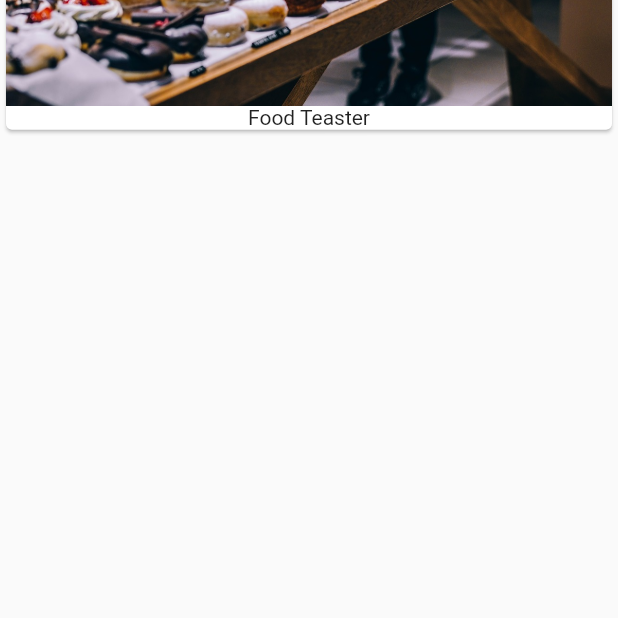
After one commit to power19942/flutter-max-course, a Flutter app: the screen it shows after launch, on a phone screen of 412 x 824 dp, the part 490-1108 px from its top. The commit adds this screen. Run offline on Flutter 3.47's test engine with Material 2 defaults, Android fonts, the phone set to English and light mode, and no system bars.

Commit message:
add product manager class

```diff
--- a/lib/main.dart
+++ b/lib/main.dart
@@ -1,16 +1,11 @@
 import 'package:flutter/material.dart';
+import 'package:max_app/product_manager.dart';
 
 void main() {
   runApp(Home());
 }
 
-class Home extends StatefulWidget {
-  @override
-  State<StatefulWidget> createState() => _MyAppState();
-}
-
-class _MyAppState extends State<Home> {
-  List<String> _products = ['Food Tester'];
+class Home extends StatelessWidget {
   @override
   Widget build(BuildContext context) {
     return MaterialApp(
@@ -20,30 +15,7 @@ class _MyAppState extends State<Home> {
             title: Text("EasyList"),
             centerTitle: true,
           ),
-          body: Column(
-            children: <Widget>[
-              Container(
-                margin: EdgeInsets.all(10),
-                child: RaisedButton(
-                  child: Text("Add Product"),
-                  onPressed: () {
-                    setState(() {
-                    _products.add("new Product");
-                    });
-                  },
-                ),
-              ),
-              Column(children: _products.map((p)=> Card(
-                child: Column(
-                  children: <Widget>[
-                    Image.asset("assets/food.jpg"),
-                    Text(p),
-                  ],
-                ),
-              )).toList())
-              ,
-            ],
-          )),
+          body: ProductManager("Food Teaster")),
     );
   }
 }
--- /dev/null
+++ b/lib/product_manager.dart
@@ -0,0 +1,41 @@
+import 'package:flutter/material.dart';
+import 'package:max_app/products.dart';
+
+class ProductManager extends StatefulWidget {
+  final String startingProduct;
+  ProductManager(this.startingProduct);
+
+  @override
+  State<StatefulWidget> createState() => _ProductManagerState();
+}
+
+class _ProductManagerState extends State<ProductManager> {
+  final List<String> _products = [];
+
+  @override
+  void initState() {
+    // TODO: implement initState
+    super.initState();
+    _products.add(widget.startingProduct);
+  }
+
+  @override
+  Widget build(BuildContext context) {
+    return Column(
+      children: <Widget>[
+        Container(
+          margin: EdgeInsets.all(10),
+          child: RaisedButton(
+            child: Text("Add Product"),
+            onPressed: () {
+              setState(() {
+                _products.add("new Product");
+              });
+            },
+          ),
+        ),
+        Products(_products)
+      ],
+    );
+  }
+}
--- /dev/null
+++ b/lib/products.dart
@@ -0,0 +1,20 @@
+import 'package:flutter/material.dart';
+
+class Products extends StatelessWidget {
+  final List<String> products;
+
+  Products(this.products);
+
+  @override
+  Widget build(BuildContext context) {
+    return  Column(children: products.map((p)=> Card(
+                child: Column(
+                  children: <Widget>[
+                    Image.asset("assets/food.jpg"),
+                    Text(p),
+                  ],
+                ),
+              )).toList());
+  }
+
+}
```
